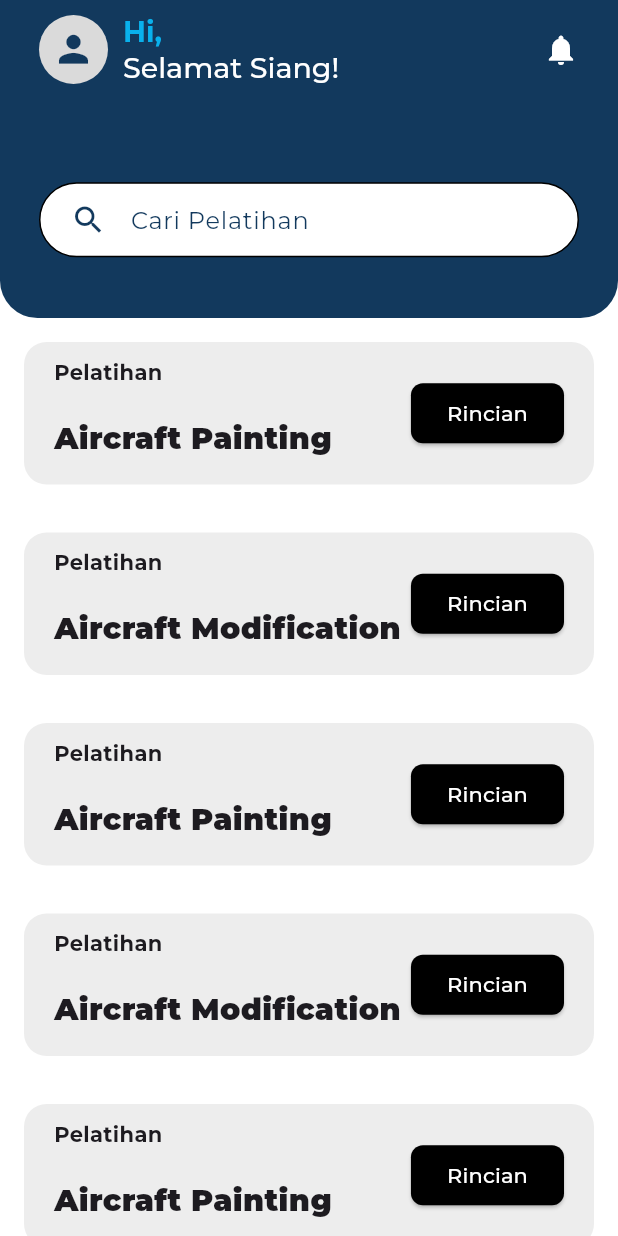
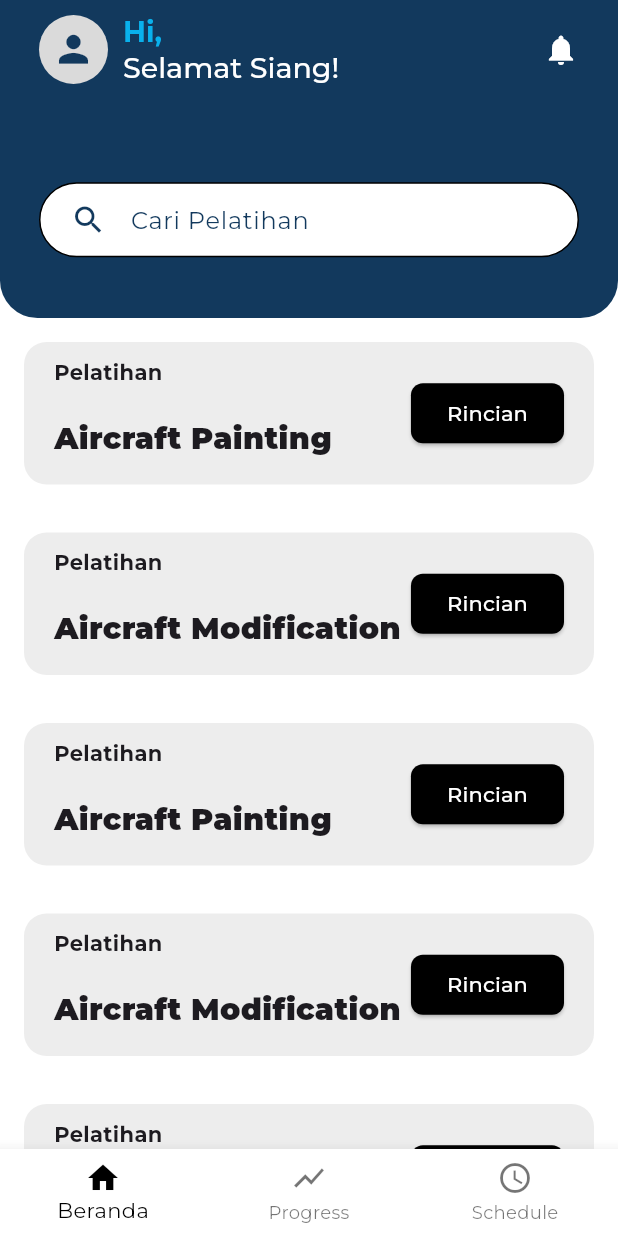
Before and after one commit to Megane-Team/aerolearn_app, a Flutter app: the screen it shows after launch, on a phone screen of 412 x 824 dp. Run offline on Flutter 3.47's test engine with Material 3 defaults, Android fonts, the phone set to English and light mode, and no system bars; our stand-ins replace flutter_dash, go_router, google_fonts, table_calendar, wtf_sliding_sheet; missing offline and left inert: flutter_datetime_format.

Commit message:
UI/Navbar:50%

```diff
--- a/lib/page/sub_page/notification.dart
+++ b/lib/page/sub_page/notification.dart
@@ -97,3 +97,12 @@ class NoNotificationItem extends StatelessWidget {
     );
   }
 }
+
+List<Map<String, String>> training = [
+  {
+    'tanggal': '2024-11-08',
+  },
+  {
+    'tanggal': '2024-11-09',
+  },
+];
--- a/lib/router.dart
+++ b/lib/router.dart
@@ -1,13 +1,11 @@
-import 'package:aerolearn/page/progress.dart';
-import 'package:aerolearn/page/schedule.dart';
 import 'package:aerolearn/page/sub_page/notification.dart';
 import 'package:aerolearn/page/sub_page/profile.dart';
 import 'package:aerolearn/page/sub_page/training_history.dart';
+import 'package:aerolearn/utils/navigation_bar.dart';
 import 'package:go_router/go_router.dart';
 import 'package:aerolearn/page/login.dart';
-import 'package:aerolearn/page/beranda.dart';
 
-final router = GoRouter(
+final router = GoRouter( initialLocation: ('/mainpage'),
   routes: [
     GoRoute(
       path: "/login",
@@ -31,20 +29,6 @@ final router = GoRouter(
       ),
     ),
     GoRoute(
-      path: "/schedule",
-      pageBuilder: (context, state) => NoTransitionPage(
-        key: state.pageKey,
-        child: const Schedule(),
-      ),
-    ),
-    GoRoute(
-      path: "/progress",
-      pageBuilder: (context, state) => NoTransitionPage(
-        key: state.pageKey,
-        child: const Progress(),
-      ),
-    ),
-    GoRoute(
       path: "/history",
       pageBuilder: (context, state) => NoTransitionPage(
         key: state.pageKey,
@@ -52,10 +36,10 @@ final router = GoRouter(
       ),
     ),
     GoRoute(
-      path: "/",
+      path: "/mainpage",
       pageBuilder: (context, state) => NoTransitionPage(
         key: state.pageKey,
-        child: const Beranda(),
+        child: const HomeScreen(),
       ),
     ),
   ],
--- /dev/null
+++ b/lib/utils/navigation_bar.dart
@@ -0,0 +1,66 @@
+import 'package:flutter/material.dart';
+import 'package:go_router/go_router.dart';
+import 'package:aerolearn/page/beranda.dart';
+import 'package:aerolearn/page/progress.dart';
+import 'package:aerolearn/page/schedule.dart';
+
+class HomeScreen extends StatefulWidget {
+  const HomeScreen({super.key});
+
+  @override
+  State<HomeScreen> createState() => _HomeScreenState();
+}
+
+class _HomeScreenState extends State<HomeScreen> {
+  int _selectedIndex = 0;
+
+  void _onItemTapped(int index) {
+    setState(() {
+      _selectedIndex = index;
+    });
+
+    switch (index) {
+      case 0:
+        const Beranda();
+        break;
+      case 1:
+        const Schedule();
+        break;
+      case 2:
+        const Progress();
+        break;
+    }
+  }
+
+  @override
+  Widget build(BuildContext context) {
+    return Scaffold(
+      body: IndexedStack(
+        index: _selectedIndex,
+        children: const [
+          Beranda(),
+          Progress(),
+          Schedule(),
+        ],
+      ),
+      bottomNavigationBar: BottomNavigationBar(
+        items: const <BottomNavigationBarItem>[
+          BottomNavigationBarItem(
+            icon: Icon(Icons.home),
+            label: 'Beranda',
+          ),
+          BottomNavigationBarItem(
+            icon: Icon(Icons.show_chart),
+            label: 'Progress',
+          ),
+          BottomNavigationBarItem(
+            icon: Icon(Icons.schedule),
+            label: 'Schedule',
+          ),
+        ],
+        currentIndex: _selectedIndex,
+        onTap: _onItemTapped,
+      ),
+    );
+  }
+}
```
